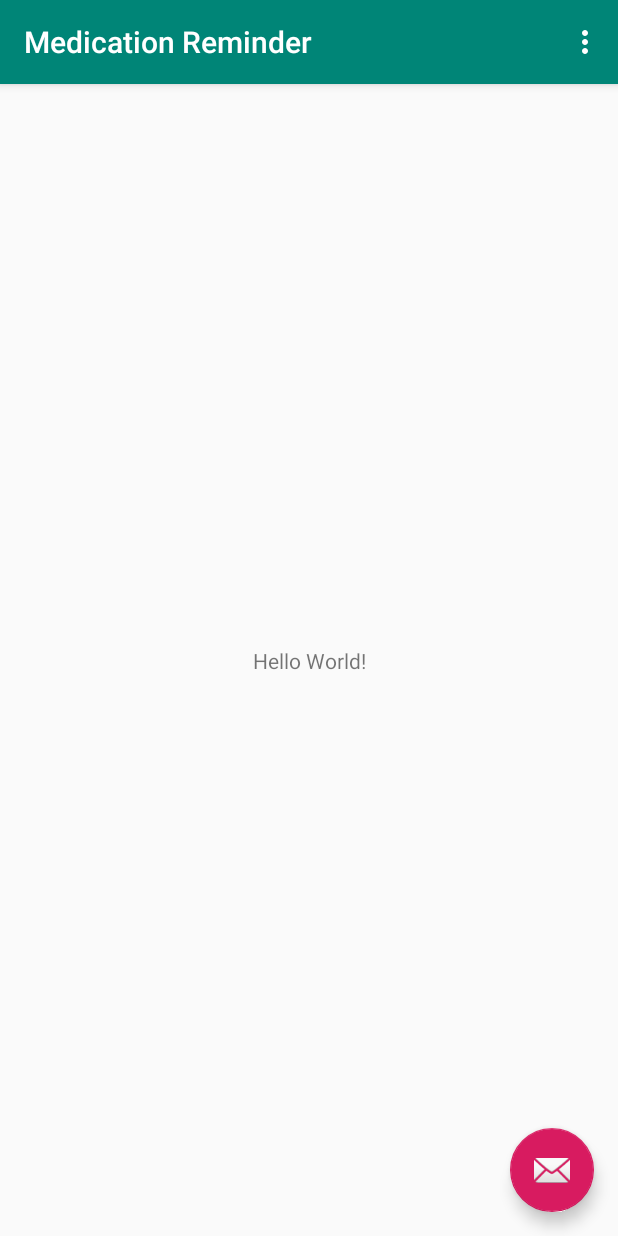
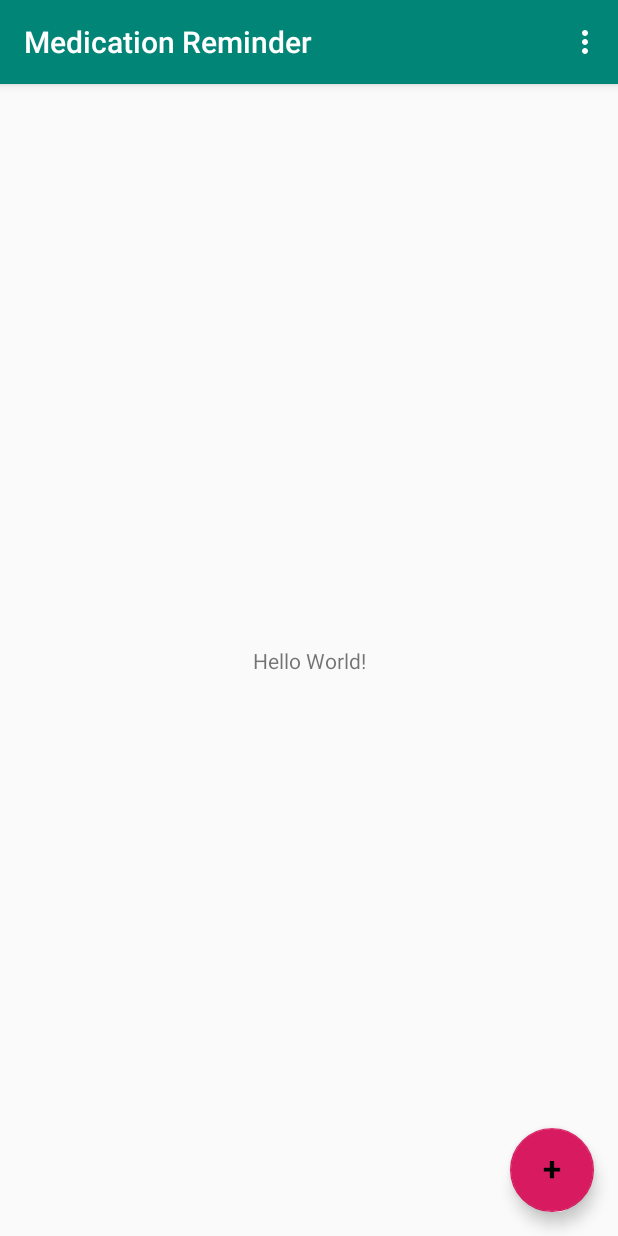
Before and after one commit to Abhilaash/MedicationReminder, an Android app: the screen it shows after launch (MainActivity), on a phone screen of 412 x 824 dp. Run offline under Robolectric (Android 15) with nearby library versions, the phone set to English and light mode, and no system bars.

Commit message:
Changed fab

```diff
--- a/app/src/main/res/layout/activity_main.xml
+++ b/app/src/main/res/layout/activity_main.xml
@@ -28,6 +28,6 @@
         android:layout_height="wrap_content"
         android:layout_gravity="bottom|end"
         android:layout_margin="@dimen/fab_margin"
-        app:srcCompat="@android:drawable/ic_dialog_email" />
+        app:srcCompat="@drawable/ic_plus" />
 
 </android.support.design.widget.CoordinatorLayout>
```
